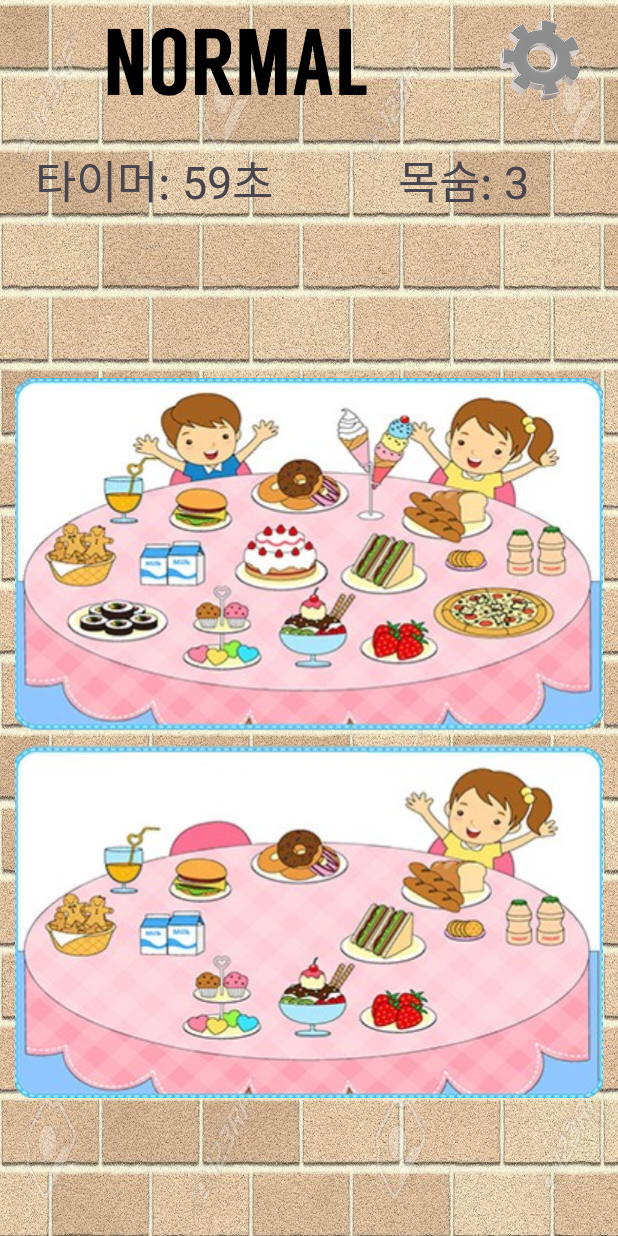
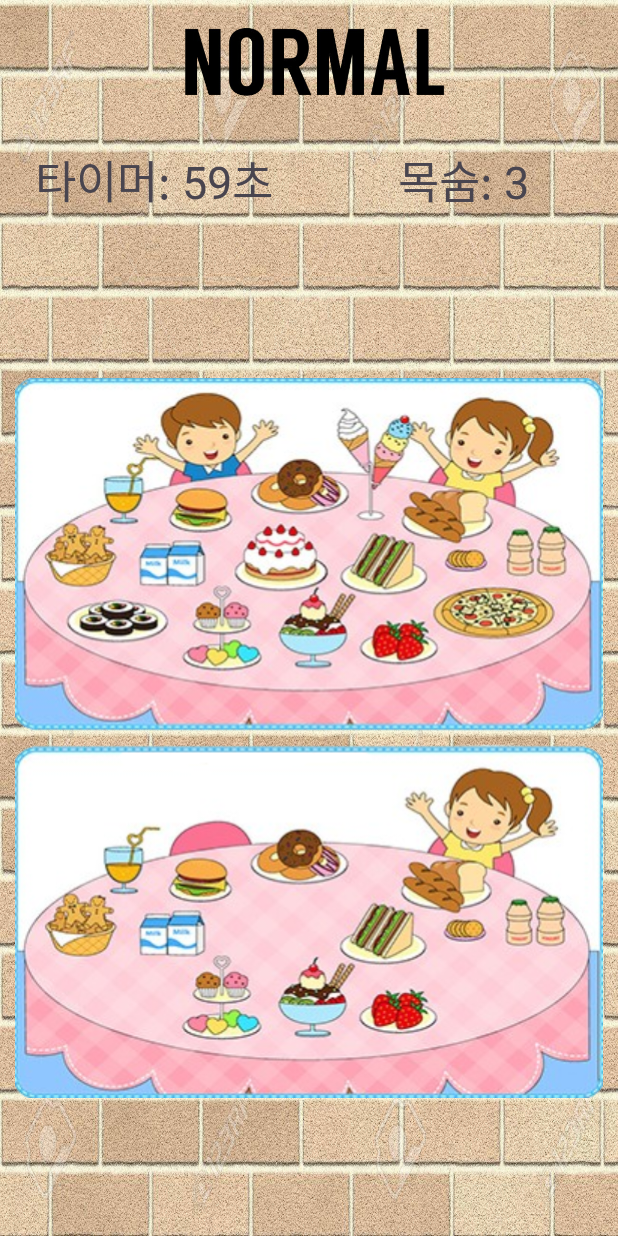
Before and after one commit to leesy010504/3idiots, an Android app: the normal_stage screen opened directly, with no data from a screen before it, on a phone screen of 412 x 824 dp. Run offline under Robolectric (Android 15) with nearby library versions, the phone set to English and light mode, and no system bars.

Commit message:
스테이지 내부 설정 버튼 삭제

```diff
--- a/app/src/main/res/layout/normal_stage.xml
+++ b/app/src/main/res/layout/normal_stage.xml
@@ -10,25 +10,11 @@
         android:layout_height="match_parent"
         android:orientation="vertical">
 
-        <LinearLayout
+        <ImageView
             android:layout_width="match_parent"
             android:layout_height="0dp"
             android:layout_weight="1"
-            android:orientation="horizontal">
-
-            <ImageView
-                android:layout_width="0dp"
-                android:layout_height="match_parent"
-                android:layout_weight="3"
-                android:src="@drawable/normaltext"/>
-
-            <ImageView
-                android:id="@+id/setting"
-                android:layout_width="0dp"
-                android:layout_height="match_parent"
-                android:layout_weight="1"
-                android:src="@drawable/settingbtn"/>
-        </LinearLayout>
+            android:src="@drawable/normaltext"/>
 
         <LinearLayout
             android:layout_width="match_parent"
```
Also changed, not shown: app/src/main/res/layout/easy_stage.xml (+2 -16 lines), app/src/main/res/layout/hard_stage.xml (+2 -16 lines), app/src/main/res/drawable/settingbtn.png (deleted).
